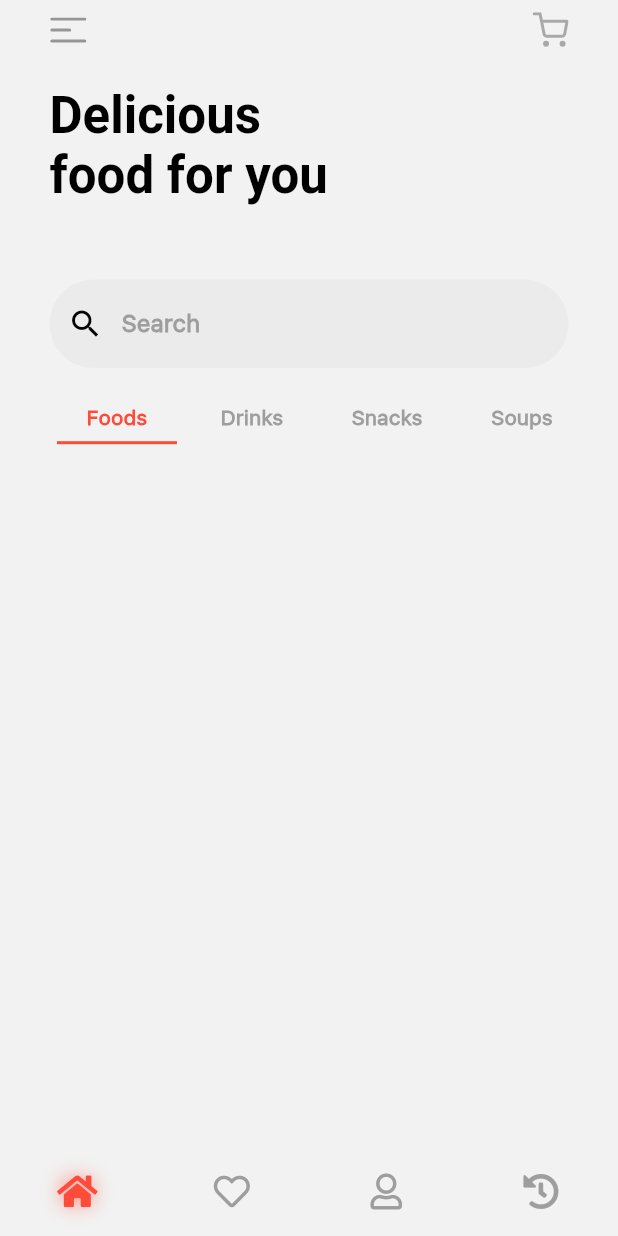
After one commit to BrahimChouih/FoodApp, a Flutter app: the HomeScreen screen opened directly, on a phone screen of 412 x 824 dp. The commit adds this screen. Run offline on Flutter 3.47's test engine with Material 2 defaults, Android fonts, the phone set to English and light mode, and no system bars; our stand-ins replace flutter_svg, font_awesome_flutter, get; Roboto replaces fonts that are missing (SFProRounded).

Commit message:
home screen

```diff
--- /dev/null
+++ b/lib/components/custom_app_bar.dart
@@ -0,0 +1,34 @@
+import 'package:flutter/material.dart';
+import 'package:flutter_svg/svg.dart';
+import 'package:get/get.dart';
+
+class CustomAppBar extends StatelessWidget {
+  CustomAppBar({
+    Key? key,
+    this.leading,
+    this.padding = 8.0,
+    this.title,
+    this.trailing,
+  }) : super(key: key);
+
+  Widget? leading;
+  Widget? trailing;
+  String? title;
+  double padding;
+
+  @override
+  Widget build(BuildContext context) {
+    return Padding(
+      padding: EdgeInsets.symmetric(horizontal: padding),
+      child: Row(
+        children: [
+          leading ?? const SizedBox(),
+          Expanded(
+            child: title != null ? Text(title!) : const SizedBox(),
+          ),
+          trailing ?? const SizedBox(),
+        ],
+      ),
+    );
+  }
+}
--- /dev/null
+++ b/lib/components/custom_bottom_navigation_bar.dart
@@ -0,0 +1,54 @@
+import 'package:flutter/material.dart';
+import 'package:font_awesome_flutter/font_awesome_flutter.dart';
+import 'package:foodapp/controllers/nav_bar_controller.dart';
+import 'package:foodapp/utils/constants.dart';
+import 'package:get/get.dart';
+
+class CustomBottomNavigationBar extends StatelessWidget {
+  CustomBottomNavigationBar({Key? key}) : super(key: key);
+
+  NavBarController navBarController = Get.find<NavBarController>();
+
+  @override
+  Widget build(BuildContext context) {
+    return GetBuilder<NavBarController>(
+      builder: (_) => BottomNavigationBar(
+        showSelectedLabels: false,
+        showUnselectedLabels: false,
+        selectedItemColor: primaryColor,
+        unselectedItemColor: Colors.grey,
+        onTap: navBarController.onChange,
+        currentIndex: navBarController.currentPageIndex,
+        type: BottomNavigationBarType.fixed,
+        backgroundColor: greyColor,
+        elevation: 0,
+        items: [
+          navBarItem(FontAwesomeIcons.home),
+          navBarItem(FontAwesomeIcons.heart,
+              activeIcon: FontAwesomeIcons.solidHeart),
+          navBarItem(FontAwesomeIcons.user,
+              activeIcon: FontAwesomeIcons.userAlt),
+          navBarItem(FontAwesomeIcons.history),
+        ],
+      ),
+    );
+  }
+
+  BottomNavigationBarItem navBarItem(IconData icon, {IconData? activeIcon}) =>
+      BottomNavigationBarItem(
+        icon: FaIcon(icon),
+        activeIcon: Container(
+          decoration: BoxDecoration(
+            boxShadow: [
+              BoxShadow(
+                color: primaryColor.withOpacity(0.5),
+                blurRadius: 10,
+                spreadRadius: -3,
+              ),
+            ],
+          ),
+          child: FaIcon(activeIcon ?? icon),
+        ),
+        label: "",
+      );
+}
--- /dev/null
+++ b/lib/components/custom_tap_bar.dart
@@ -0,0 +1,82 @@
+import 'package:flutter/material.dart';
+import 'package:foodapp/controllers/tap_controler.dart';
+import 'package:foodapp/utils/constants.dart';
+import 'package:get/get.dart';
+
+class CustomTapBar extends StatelessWidget {
+  TapController tapController = Get.put(TapController());
+
+  CustomTapBar({
+    required this.taps,
+    required this.pages,
+  });
+
+  List<String> taps;
+  List<Widget> pages;
+  PageController pageController = PageController();
+
+  @override
+  Widget build(BuildContext context) {
+    return GetBuilder<TapController>(
+      builder: (_) => Column(
+        children: [
+          Container(
+            width: Get.width,
+            height: 40,
+            child: ListView.builder(
+              scrollDirection: Axis.horizontal,
+              shrinkWrap: false,
+              itemCount: taps.length + 1,
+              itemBuilder: (_, i) => i == 0
+                  ? SizedBox(width: Get.width * 0.08)
+                  : tapButton(taps[i - 1], i - 1),
+            ),
+          ),
+          Expanded(
+            child: PageView.builder(
+              controller: pageController,
+              onPageChanged: tapController.onChangoFromPageView,
+              itemCount: pages.length,
+              itemBuilder: (_, i) => pages[i],
+            ),
+          ),
+        ],
+      ),
+    );
+  }
+
+  Widget tapButton(String title, int index) {
+    return InkWell(
+      highlightColor: Colors.transparent,
+      hoverColor: Colors.transparent,
+      splashColor: Colors.transparent,
+      onTap: () {
+        tapController.onChange(index, pageController);
+      },
+      child: Container(
+        width: 80,
+        margin: const EdgeInsets.symmetric(horizontal: 5),
+        child: Column(
+          children: [
+            Text(
+              title,
+              style: TextStyle(
+                fontSize: 14,
+                color: tapController.currentPage == index
+                    ? primaryColor
+                    : Colors.grey,
+                fontWeight: FontWeight.bold,
+              ),
+            ),
+            Divider(
+              color: tapController.currentPage == index
+                  ? primaryColor
+                  : Colors.transparent,
+              thickness: 2,
+            ),
+          ],
+        ),
+      ),
+    );
+  }
+}
--- /dev/null
+++ b/lib/controllers/nav_bar_controller.dart
@@ -0,0 +1,24 @@
+import 'package:flutter/material.dart';
+import 'package:foodapp/screens/home_taps/favorite_tap.dart';
+import 'package:foodapp/screens/home_taps/history_tap.dart';
+import 'package:foodapp/screens/home_taps/home_tap.dart';
+import 'package:foodapp/screens/home_taps/profile_tap.dart';
+import 'package:get/get.dart';
+
+class NavBarController extends GetxController {
+  List<Widget> pages = [
+    const HomeTap(),
+    const FavoriteTap(),
+    const ProfileTap(),
+    const HistoryTap(),
+  ];
+
+  int currentPageIndex = 0;
+
+  Widget get currentPage => pages[currentPageIndex];
+
+  void onChange(int index) {
+    currentPageIndex = index;
+    update();
+  }
+}
--- /dev/null
+++ b/lib/controllers/tap_controler.dart
@@ -0,0 +1,20 @@
+import 'package:flutter/cupertino.dart';
+import 'package:get/get.dart';
+
+class TapController extends GetxController {
+  int currentPage = 0;
+
+  void onChange(int page, PageController pageController) {
+    pageController.animateToPage(
+      page,
+      duration: Duration(milliseconds: 200),
+      curve: Curves.easeIn,
+    );
+    update();
+  }
+
+  void onChangoFromPageView(int page) {
+    currentPage = page;
+    update();
+  }
+}
--- a/lib/main.dart
+++ b/lib/main.dart
@@ -1,4 +1,5 @@
 import 'package:flutter/material.dart';
+import 'package:foodapp/screens/home_screen.dart';
 import 'package:foodapp/screens/splash_screen.dart';
 import 'package:foodapp/theme/primary_theme.dart';
 import 'package:get/get.dart';
@@ -16,7 +17,8 @@ class MyApp extends StatelessWidget {
     return GetMaterialApp(
       theme: primaryTheme,
       debugShowCheckedModeBanner: false,
-      home: SplashScrenn(),
+      home: SplashScreen(),
+      // home: HomeScreen(),
     );
   }
 }
--- a/lib/screens/auth_screen.dart
+++ b/lib/screens/auth_screen.dart
@@ -2,6 +2,7 @@ import 'package:flutter/material.dart';
 import 'package:foodapp/components/auth_textfield.dart';
 import 'package:foodapp/components/custom_button.dart';
 import 'package:foodapp/components/logo.dart';
+import 'package:foodapp/screens/home_screen.dart';
 import 'package:foodapp/utils/constants.dart';
 import 'package:get/get.dart';
 
@@ -121,7 +122,9 @@ class AuthScreen extends StatelessWidget {
                       Obx(
                         () => CustomButton(
                           text: isSignin.value ? 'Sign-In' : 'Sign-Up',
-                          onPressed: () {},
+                          onPressed: () {
+                            Get.to(HomeScreen());
+                          },
                         ),
                       ),
                       SizedBox(height: Get.height * 0.05),
--- /dev/null
+++ b/lib/screens/home_screen.dart
@@ -0,0 +1,17 @@
+import 'package:flutter/material.dart';
+import 'package:foodapp/components/custom_bottom_navigation_bar.dart';
+import 'package:foodapp/controllers/nav_bar_controller.dart';
+import 'package:get/get.dart';
+
+class HomeScreen extends StatelessWidget {
+  NavBarController navBarController = Get.put(NavBarController());
+  @override
+  Widget build(BuildContext context) {
+    return Scaffold(
+      body: GetBuilder<NavBarController>(
+        builder: (_) => navBarController.currentPage,
+      ),
+      bottomNavigationBar: CustomBottomNavigationBar(),
+    );
+  }
+}
--- /dev/null
+++ b/lib/screens/home_taps/favorite_tap.dart
@@ -0,0 +1,10 @@
+import 'package:flutter/material.dart';
+
+class FavoriteTap extends StatelessWidget {
+  const FavoriteTap({Key? key}) : super(key: key);
+
+  @override
+  Widget build(BuildContext context) {
+    return Scaffold();
+  }
+}
--- /dev/null
+++ b/lib/screens/home_taps/history_tap.dart
@@ -0,0 +1,10 @@
+import 'package:flutter/material.dart';
+
+class HistoryTap extends StatelessWidget {
+  const HistoryTap({Key? key}) : super(key: key);
+
+  @override
+  Widget build(BuildContext context) {
+    return Scaffold();
+  }
+}
--- /dev/null
+++ b/lib/screens/home_taps/home_tap.dart
@@ -0,0 +1,94 @@
+import 'package:flutter/material.dart';
+import 'package:flutter_svg/flutter_svg.dart';
+import 'package:font_awesome_flutter/font_awesome_flutter.dart';
+import 'package:foodapp/components/custom_app_bar.dart';
+import 'package:foodapp/components/custom_tap_bar.dart';
+import 'package:foodapp/utils/constants.dart';
+import 'package:get/get.dart';
+
+class HomeTap extends StatelessWidget {
+  const HomeTap({Key? key}) : super(key: key);
+
+  @override
+  Widget build(BuildContext context) {
+    return Scaffold(
+      body: SafeArea(
+        child: Column(
+          crossAxisAlignment: CrossAxisAlignment.start,
+          children: [
+            SizedBox(height: Get.height * 0.01),
+            //  App bar
+            CustomAppBar(
+              padding: Get.width * 0.08,
+              leading: InkWell(
+                onTap: () {},
+                child: SvgPicture.asset(
+                  'assets/icons/menu.svg',
+                  color: Colors.black38,
+                ),
+              ),
+              trailing: InkWell(
+                onTap: () {},
+                child: SvgPicture.asset(
+                  'assets/icons/shopping-cart.svg',
+                ),
+              ),
+            ),
+            // Text "Delicious \nfood for you"
+            Padding(
+              padding: EdgeInsets.symmetric(
+                horizontal: Get.width * 0.08,
+                vertical: Get.height * 0.03,
+              ),
+              child: Text(
+                'Delicious \nfood for you',
+                style: Get.theme.textTheme.headline4?.copyWith(
+                  fontWeight: FontWeight.bold,
+                ),
+              ),
+            ),
+            // Search TextField
+            Padding(
+              padding: EdgeInsets.symmetric(
+                horizontal: Get.width * 0.08,
+                vertical: Get.height * 0.03,
+              ),
+              child: TextField(
+                cursorColor: Colors.black,
+                decoration: InputDecoration(
+                  hintText: 'Search',
+                  filled: true,
+                  fillColor: Colors.grey.withOpacity(0.08),
+                  prefixIcon: const Icon(
+                    Icons.search,
+                    color: Colors.black,
+                  ),
+                  border: OutlineInputBorder(
+                    borderSide: BorderSide.none,
+                    borderRadius: BorderRadius.circular(30),
+                  ),
+                  focusedBorder: OutlineInputBorder(
+                    borderSide: BorderSide.none,
+                    borderRadius: BorderRadius.circular(30),
+                  ),
+                ),
+              ),
+            ), // Food Categories
+            Expanded(
+              child: CustomTapBar(
+                taps: const ['Foods', 'Drinks', 'Snacks', 'Soups', 'Foods'],
+                pages: [
+                  Container(),
+                  Container(),
+                  Container(),
+                  Container(),
+                  Container(),
+                ],
+              ),
+            ),
+          ],
+        ),
+      ),
+    );
+  }
+}
--- /dev/null
+++ b/lib/screens/home_taps/profile_tap.dart
@@ -0,0 +1,10 @@
+import 'package:flutter/material.dart';
+
+class ProfileTap extends StatelessWidget {
+  const ProfileTap({Key? key}) : super(key: key);
+
+  @override
+  Widget build(BuildContext context) {
+    return Scaffold();
+  }
+}
--- a/lib/screens/splash_screen.dart
+++ b/lib/screens/splash_screen.dart
@@ -8,7 +8,7 @@ import 'package:foodapp/screens/auth_screen.dart';
 import 'package:foodapp/utils/constants.dart';
 import 'package:get/get.dart';
 
-class SplashScrenn extends StatelessWidget {
+class SplashScreen extends StatelessWidget {
   @override
   Widget build(BuildContext context) {
     return Scaffold(
@@ -30,15 +30,10 @@ class SplashScrenn extends StatelessWidget {
                   height: Get.height * 0.03,
                 ),
                 Text(
-                  "Food For",
-                  style: Get.theme.textTheme.headline2?.copyWith(
+                  "Food For \nEveryone",
+                  style: Get.theme.textTheme.headline3?.copyWith(
                     fontWeight: FontWeight.bold,
-                  ),
-                ),
-                Text(
-                  "Everyone",
-                  style: Get.theme.textTheme.headline2?.copyWith(
-                    fontWeight: FontWeight.bold,
+                    color: Colors.white,
                   ),
                 ),
               ],
--- a/lib/theme/primary_theme.dart
+++ b/lib/theme/primary_theme.dart
@@ -3,10 +3,18 @@ import 'package:foodapp/utils/constants.dart';
 
 ThemeData primaryTheme = ThemeData.light().copyWith(
   scaffoldBackgroundColor: greyColor,
+  splashColor: Colors.transparent,
+  highlightColor: Colors.transparent,
+  hoverColor: Colors.transparent,
   inputDecorationTheme: const InputDecorationTheme(
     floatingLabelStyle: TextStyle(
       color: Colors.grey,
       fontFamily: 'SFProText',
+    ),
+    hintStyle: TextStyle(
+      color: Colors.grey,
+      fontFamily: 'SFProText',
+      fontWeight: FontWeight.bold,
     ),
     labelStyle: TextStyle(
       color: Colors.grey,
@@ -25,12 +33,21 @@ ThemeData primaryTheme = ThemeData.light().copyWith(
     ),
   ),
   textTheme: const TextTheme(
-    headline2: TextStyle(
+    headline3: TextStyle(
       fontFamily: 'SFProRounded',
+      color: Colors.black,
+    ),
+    headline4: TextStyle(
+      fontFamily: 'SFProRounded',
+      color: Colors.black,
     ),
     bodyText2: TextStyle(
       fontFamily: 'SFProText',
       color: Colors.black,
     ),
+    bodyText1: TextStyle(
+      fontFamily: 'SFProText',
+      color: Colors.black,
+    ),
   ),
 );
--- a/pubspec.yaml
+++ b/pubspec.yaml
@@ -36,6 +36,7 @@ dependencies:
   cupertino_icons: ^1.0.2
   get: ^4.6.1
   flutter_svg: ^1.0.3
+  font_awesome_flutter: ^9.2.0
 
 dev_dependencies:
   flutter_test:
@@ -62,6 +63,7 @@ flutter:
   # To add assets to your application, add an assets section, like this:
   assets:
     - assets/images/
+    - assets/icons/
 
   # An image asset can refer to one or more resolution-specific "variants", see
   # https://flutter.dev/assets-and-images/#resolution-aware.
@@ -81,7 +83,7 @@ flutter:
 
     - family: SFProRounded
       fonts:
-        - asset: assets/fonts/SFProRounded.ttf
+        - asset: assets/fonts/SFProRounded-Bold.ttf
   #         style: italic
   #   - family: Trajan Pro
   #     fonts:
```
Also changed, not shown: assets/icons/menu.svg (added), assets/icons/shopping-cart.svg (added), pubspec.lock, 1 other file.
